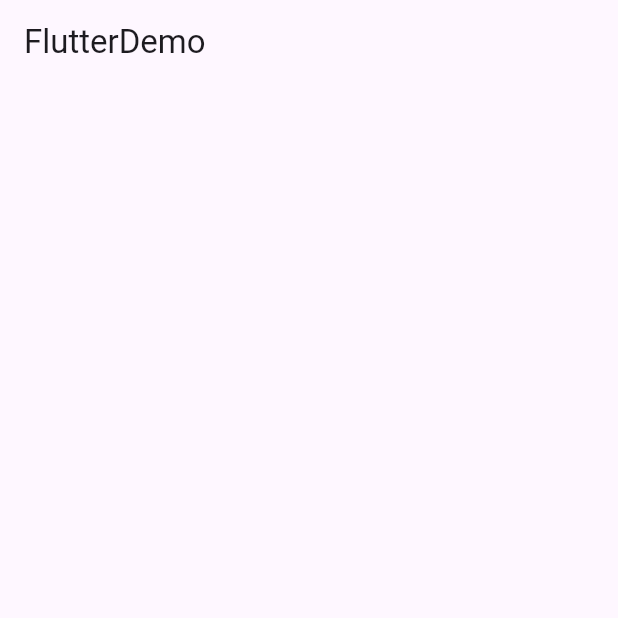
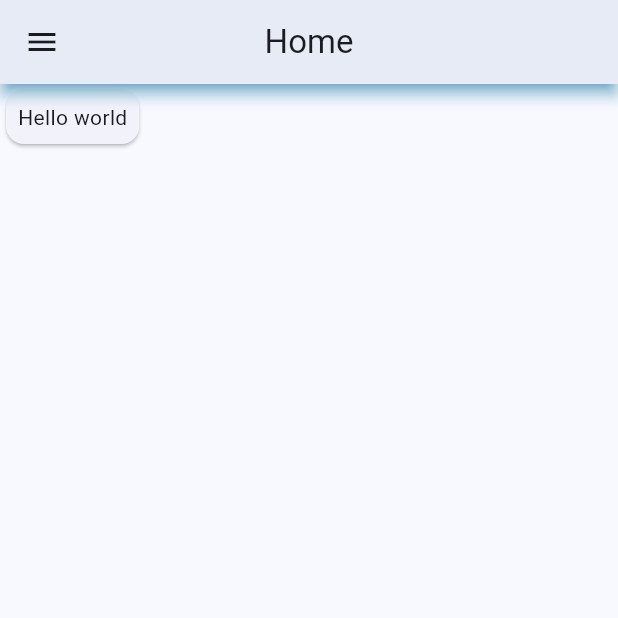
Before and after one commit to GetRighhttt/HomeAndProfileFlutter, a Flutter app: the screen it shows after launch, on a phone screen of 412 x 824 dp, the top half of it. Run offline on Flutter 3.47's test engine with Material 2 defaults, Android fonts, the phone set to English and light mode, and no system bars.

Commit message:
next commit.

```diff
--- a/home_and_profile/lib/main.dart
+++ b/home_and_profile/lib/main.dart
@@ -11,9 +11,10 @@ class MyApp extends StatelessWidget {
   @override
   Widget build(BuildContext context) {
     return MaterialApp(
+      debugShowCheckedModeBanner: false,
       title: 'Flutter Demo',
       theme: ThemeData(
-        colorScheme: ColorScheme.fromSeed(seedColor: Colors.deepPurple),
+        colorScheme: ColorScheme.fromSeed(seedColor: Colors.blue),
         useMaterial3: true,
       ),
       home: const HomePage(),
--- a/home_and_profile/lib/pages/home_page.dart
+++ b/home_and_profile/lib/pages/home_page.dart
@@ -8,8 +8,35 @@ class HomePage extends StatelessWidget {
     return Scaffold(
       appBar: AppBar(
         title: const Text(
-          'FlutterDemo',
+          'Home',
         ),
+        leading: Builder(
+          builder: (BuildContext context) {
+            return IconButton(
+              icon: const Icon(Icons.menu),
+              onPressed: () {
+                Scaffold.of(context).openDrawer();
+              },
+              tooltip: MaterialLocalizations.of(context).openAppDrawerTooltip,
+            );
+          },
+        ),
+        primary: true,
+        centerTitle: true,
+        elevation: 4,
+        shadowColor: Colors.lightBlue,
+      ),
+      body: const Column(
+        children: [
+          Card(
+            child: Padding(
+              padding: EdgeInsets.all(8.0),
+              child: Text(
+                'Hello world',
+              ),
+            ),
+          )
+        ],
       ),
     );
   }
```
